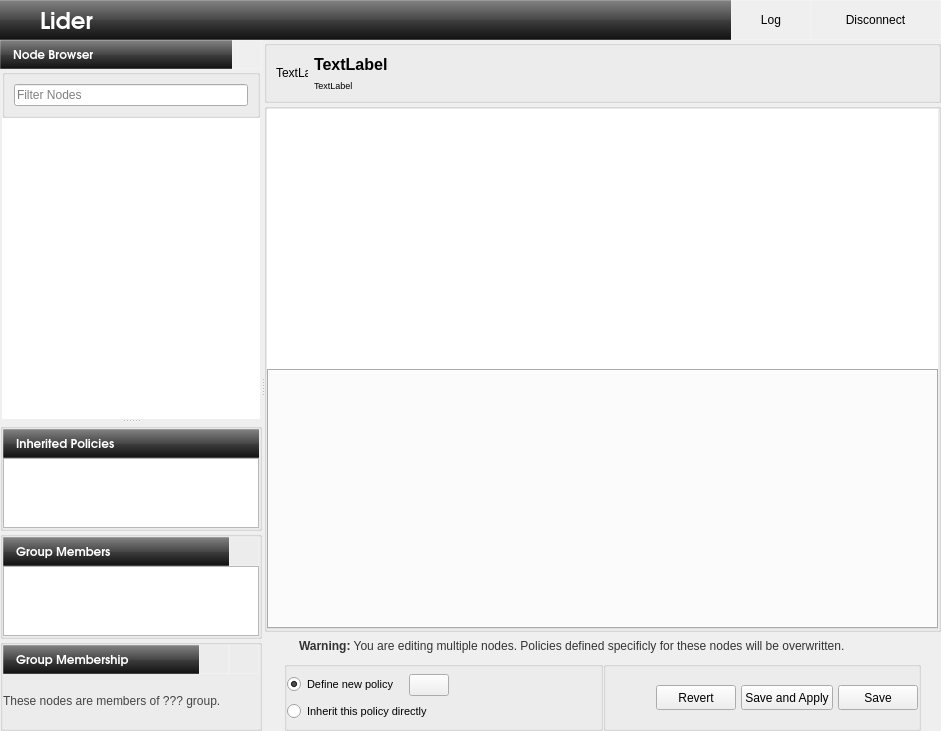
Before: the Qt Designer form branches/ahenk/2.0/renan.cakirerk/ahenk/lider/lider/main.ui in pars-linux/uludag, drawn with Qt 5.
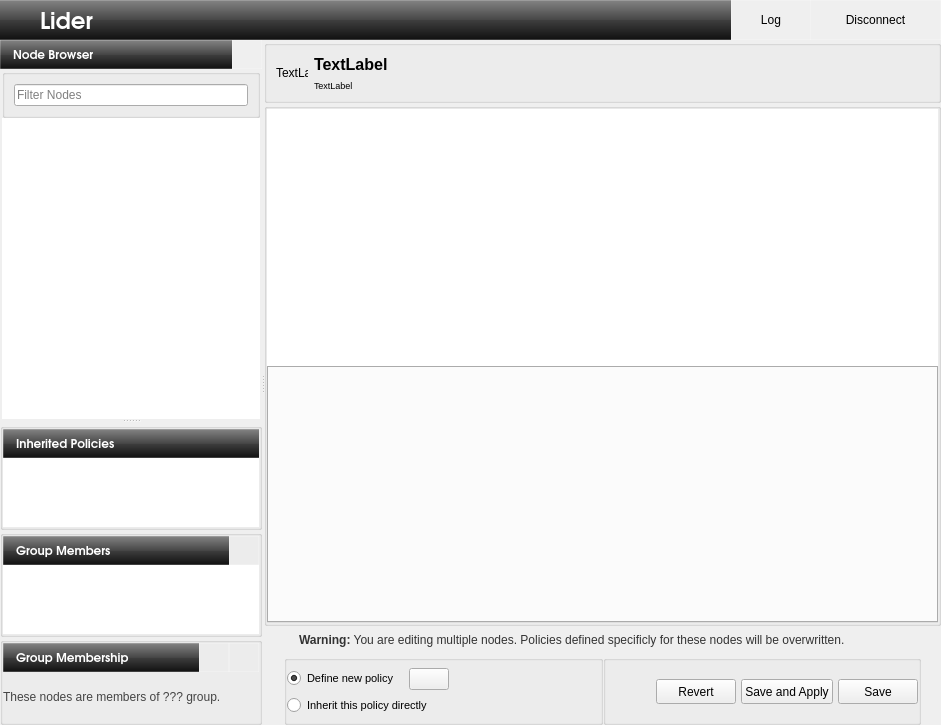
After: the same form once the commit is applied. Icons and pictures are not drawn.

```diff
--- a/branches/ahenk/2.0/renan.cakirerk/ahenk/lider/lider/main.ui
+++ b/branches/ahenk/2.0/renan.cakirerk/ahenk/lider/lider/main.ui
@@ -7,7 +7,7 @@
     <x>0</x>
     <y>0</y>
     <width>941</width>
-    <height>731</height>
+    <height>725</height>
    </rect>
   </property>
   <property name="windowTitle">
@@ -1245,11 +1245,17 @@
                <item row="0" column="0">
                 <widget class="QFrame" name="frameDetails">
                  <property name="sizePolicy">
-                  <sizepolicy hsizetype="Preferred" vsizetype="Preferred">
+                  <sizepolicy hsizetype="Preferred" vsizetype="Expanding">
                    <horstretch>0</horstretch>
-                   <verstretch>1</verstretch>
+                   <verstretch>0</verstretch>
                   </sizepolicy>
                  </property>
+                 <property name="maximumSize">
+                  <size>
+                   <width>16777215</width>
+                   <height>600</height>
+                  </size>
+                 </property>
                  <property name="frameShape">
                   <enum>QFrame::NoFrame</enum>
                  </property>
@@ -1269,7 +1275,7 @@
                      <bool>true</bool>
                     </property>
                     <property name="sizePolicy">
-                     <sizepolicy hsizetype="Preferred" vsizetype="Preferred">
+                     <sizepolicy hsizetype="Expanding" vsizetype="Expanding">
                       <horstretch>0</horstretch>
                       <verstretch>1</verstretch>
                      </sizepolicy>
@@ -1296,11 +1302,14 @@
                      <item row="1" column="0">
                       <widget class="QListWidget" name="listApplied">
                        <property name="sizePolicy">
-                        <sizepolicy hsizetype="Preferred" vsizetype="Preferred">
+                        <sizepolicy hsizetype="Expanding" vsizetype="Expanding">
                          <horstretch>0</horstretch>
                          <verstretch>0</verstretch>
                         </sizepolicy>
                        </property>
+                       <property name="frameShape">
+                        <enum>QFrame::NoFrame</enum>
+                       </property>
                       </widget>
                      </item>
                      <item row="0" column="0">
@@ -1407,7 +1416,7 @@
                   <item row="1" column="0">
                    <widget class="QGroupBox" name="groupGMembers">
                     <property name="sizePolicy">
-                     <sizepolicy hsizetype="Preferred" vsizetype="Preferred">
+                     <sizepolicy hsizetype="Preferred" vsizetype="Expanding">
                       <horstretch>0</horstretch>
                       <verstretch>1</verstretch>
                      </sizepolicy>
@@ -1425,18 +1434,14 @@
                      <property name="spacing">
                       <number>0</number>
                      </property>
-                     <item row="1" column="0">
-                      <widget class="QListWidget" name="listGroupMembers">
-                       <property name="sizePolicy">
-                        <sizepolicy hsizetype="Preferred" vsizetype="Preferred">
-                         <horstretch>0</horstretch>
-                         <verstretch>0</verstretch>
-                        </sizepolicy>
-                       </property>
-                      </widget>
-                     </item>
                      <item row="0" column="0">
                       <widget class="QWidget" name="widget_5" native="true">
+                       <property name="sizePolicy">
+                        <sizepolicy hsizetype="Preferred" vsizetype="Expanding">
+                         <horstretch>0</horstretch>
+                         <verstretch>0</verstretch>
+                        </sizepolicy>
+                       </property>
                        <layout class="QGridLayout" name="gridLayout_16">
                         <property name="margin">
                          <number>0</number>
@@ -1563,15 +1568,28 @@
                        </layout>
                       </widget>
                      </item>
+                     <item row="1" column="0">
+                      <widget class="QListWidget" name="listGroupMembers">
+                       <property name="sizePolicy">
+                        <sizepolicy hsizetype="Preferred" vsizetype="Expanding">
+                         <horstretch>0</horstretch>
+                         <verstretch>0</verstretch>
+                        </sizepolicy>
+                       </property>
+                       <property name="frameShape">
+                        <enum>QFrame::NoFrame</enum>
+                       </property>
+                      </widget>
+                     </item>
                     </layout>
                    </widget>
                   </item>
                   <item row="2" column="0">
                    <widget class="QGroupBox" name="groupGMembership">
                     <property name="sizePolicy">
-                     <sizepolicy hsizetype="Preferred" vsizetype="Preferred">
+                     <sizepolicy hsizetype="Preferred" vsizetype="Expanding">
                       <horstretch>0</horstretch>
-                      <verstretch>1</verstretch>
+                      <verstretch>0</verstretch>
                      </sizepolicy>
                     </property>
                     <property name="title">
@@ -1592,6 +1610,12 @@
                      </property>
                      <item row="1" column="0">
                       <widget class="QStackedWidget" name="stackedGMembership">
+                       <property name="sizePolicy">
+                        <sizepolicy hsizetype="Preferred" vsizetype="Expanding">
+                         <horstretch>0</horstretch>
+                         <verstretch>0</verstretch>
+                        </sizepolicy>
+                       </property>
                        <property name="minimumSize">
                         <size>
                          <width>0</width>
@@ -1602,6 +1626,12 @@
                         <number>0</number>
                        </property>
                        <widget class="QWidget" name="pageGroupOld">
+                        <property name="sizePolicy">
+                         <sizepolicy hsizetype="Preferred" vsizetype="Expanding">
+                          <horstretch>0</horstretch>
+                          <verstretch>0</verstretch>
+                         </sizepolicy>
+                        </property>
                         <layout class="QGridLayout" name="gridLayout_12">
                          <property name="margin">
                           <number>0</number>
@@ -1611,6 +1641,12 @@
                          </property>
                          <item row="0" column="0">
                           <widget class="QLabel" name="labelGroupOld">
+                           <property name="sizePolicy">
+                            <sizepolicy hsizetype="Preferred" vsizetype="Expanding">
+                             <horstretch>0</horstretch>
+                             <verstretch>0</verstretch>
+                            </sizepolicy>
+                           </property>
                            <property name="styleSheet">
                             <string notr="true">        show-decoration-selected: 1; /* make the selection span the entire width of the view */
         color: #444444;
```
Left out of the diff: 488 changed lines with no effect on the pictures.
